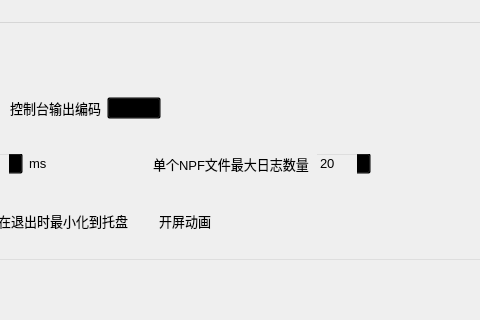
Redrch/NuitkaStudio, file forms/mainwindow.ui: the form before one commit; both pictures show x 192 to 672 and y 0 to 320 of the 1000 by 650 pixel window.
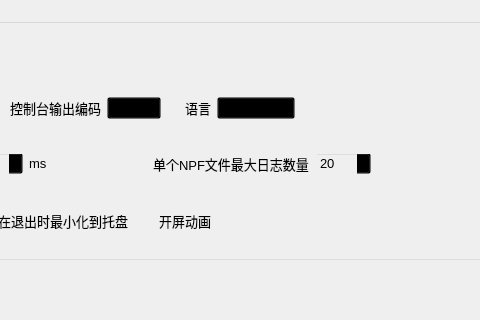
The form after the commit. The open tabs and pages were chosen to show the change. Icons and pictures are not drawn. Custom widgets are drawn as their Qt base class.

Diff of the .ui file:
```diff
--- a/forms/mainwindow.ui
+++ b/forms/mainwindow.ui
@@ -981,8 +981,8 @@
             <rect>
              <x>0</x>
              <y>0</y>
-             <width>500</width>
-             <height>572</height>
+             <width>982</width>
+             <height>590</height>
             </rect>
            </property>
            <layout class="QVBoxLayout" name="verticalLayout_8">
@@ -1078,6 +1078,38 @@
                     </layout>
                    </widget>
                   </item>
+                  <item>
+                   <widget class="QWidget" name="languageWidget" native="true">
+                    <layout class="QHBoxLayout" name="horizontalLayout_23">
+                     <item>
+                      <widget class="ElaText" name="languageLabel">
+                       <property name="font">
+                        <font>
+                         <pointsize>10</pointsize>
+                        </font>
+                       </property>
+                       <property name="text">
+                        <string>语言</string>
+                       </property>
+                      </widget>
+                     </item>
+                     <item>
+                      <widget class="ElaComboBox" name="languageComboBox">
+                       <item>
+                        <property name="text">
+                         <string>简体中文</string>
+                        </property>
+                       </item>
+                       <item>
+                        <property name="text">
+                         <string>English</string>
+                        </property>
+                       </item>
+                      </widget>
+                     </item>
+                    </layout>
+                   </widget>
+                  </item>
                   <item>
                    <spacer name="horizontalSpacer_3">
                     <property name="orientation">
```
Left out of the diff: 4 changed lines with no effect on the pictures.
